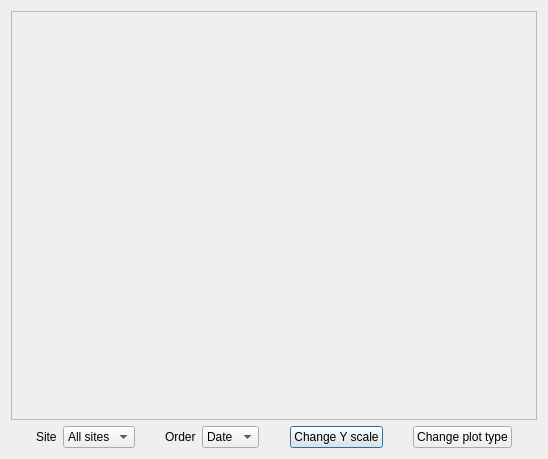
Before: the Qt Designer form ui/plotDialog.ui in Unvire/DataAnalyzer, drawn with Qt 5.
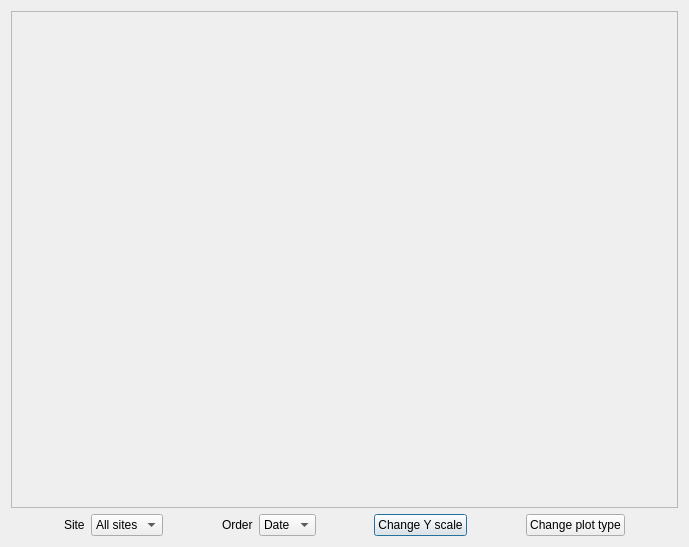
After: the same form once the commit is applied.

What changed in the file:
```diff
--- a/ui/plotDialog.ui
+++ b/ui/plotDialog.ui
@@ -6,8 +6,8 @@
    <rect>
     <x>0</x>
     <y>0</y>
-    <width>548</width>
-    <height>459</height>
+    <width>689</width>
+    <height>547</height>
    </rect>
   </property>
   <property name="windowTitle">
```
